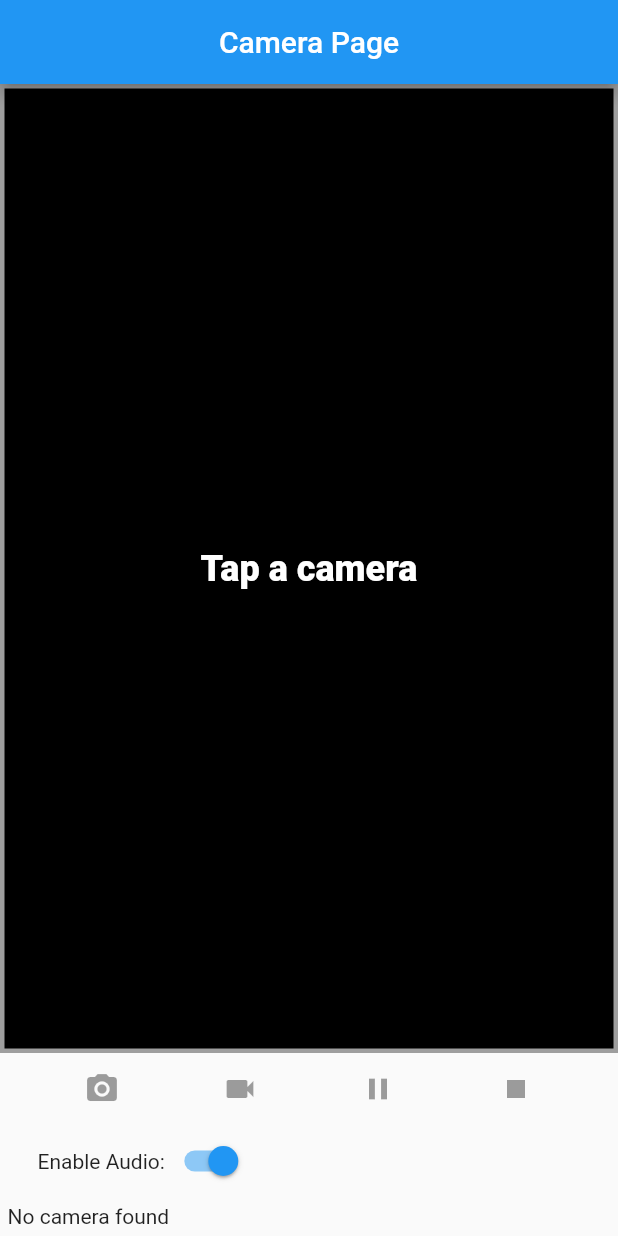
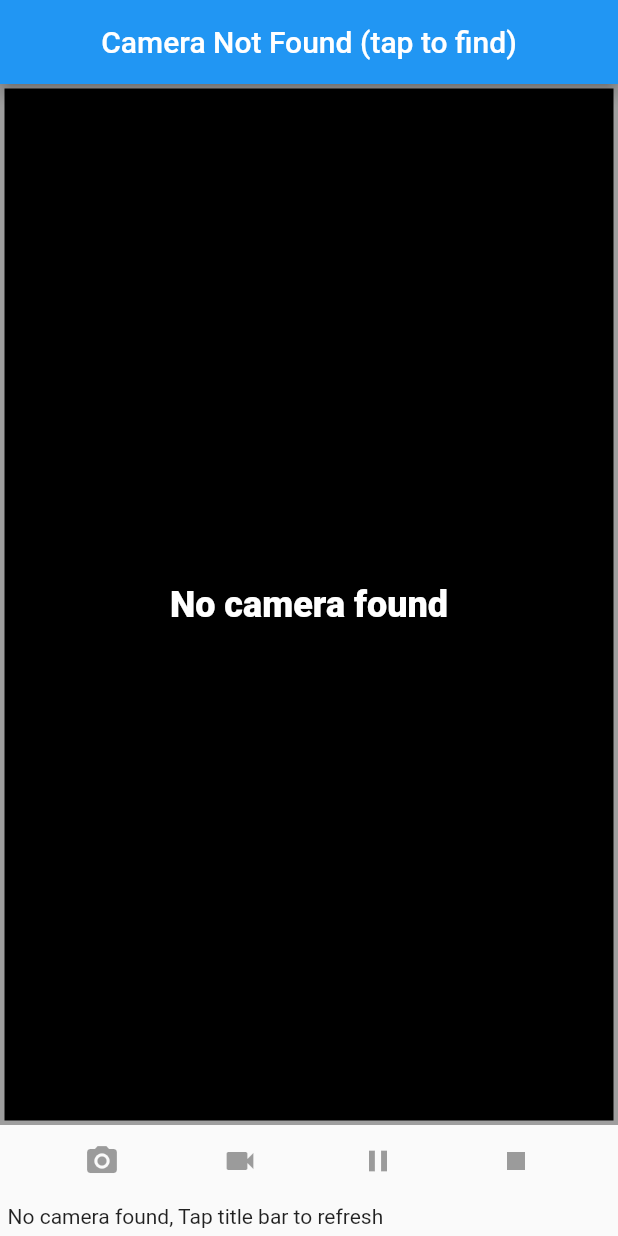
Before and after one commit to ethan-jiang-1/flutterapp2, a Flutter app: the screen it shows after launch, after a tap on an icon or button, on a phone screen of 412 x 824 dp. Run offline on Flutter 3.47's test engine with Material 2 defaults, Android fonts, the phone set to English and light mode, and no system bars; our stand-ins replace camera, flutter_blue, video_player, webview_flutter.

Commit message:
fix camera page problem

```diff
--- a/lib/page_cam0/page_cam0.dart
+++ b/lib/page_cam0/page_cam0.dart
@@ -30,8 +30,28 @@ IconData getCameraLensIcon(CameraLensDirection direction) {
 void logError(String code, String message) =>
     print('Error: $code\nError Message: $message');
 
-class _CameraExampleHomeState extends State<CameraExampleHome>
-    with WidgetsBindingObserver {
+List<CameraDescription> cameras = [];
+
+void initCamera() async {
+    try {
+      WidgetsFlutterBinding.ensureInitialized();
+      cameras = await availableCameras();
+    } on CameraException catch (e) {
+      logError(e.code, e.description);
+    }
+}
+
+class CameraExampleHome extends StatefulWidget {
+  @override
+  _CameraExampleHomeState createState() {
+    initCamera();
+    return _CameraExampleHomeState();
+  }
+}
+
+
+
+class _CameraExampleHomeState extends State<CameraExampleHome> with WidgetsBindingObserver {
   CameraController controller;
   String imagePath;
   String videoPath;
@@ -76,14 +96,12 @@ class _CameraExampleHomeState extends State<CameraExampleHome>
         title: GestureDetector(
           onTap: () {
             print("Tap on tab");
-            Navigator.pop(context);
-            Navigator.pushNamedAndRemoveUntil(context, "/", ModalRoute.withName("/"));
-            //Navigator.pushNamed(context,"/");
-            //Navigator.pop(context);
+            setState(() => {});
           },
           child: Container(
             child:Center(
-              child:Text('Camera Page'),)
+              child: Text((cameras.length == 0) ? 'Camera Not Found (tap to find)': 'Camera Found')
+            )
           )
         ),
       ),
@@ -128,8 +146,8 @@ class _CameraExampleHomeState extends State<CameraExampleHome>
   /// Display the preview from the camera (or a message if the preview is not available).
   Widget _cameraPreviewWidget() {
     if (controller == null || !controller.value.isInitialized) {
-      return const Text(
-        'Tap a camera',
+      return Text(
+        (cameras.length == 0)? 'No camera found': 'select a camera below',
         style: TextStyle(
           color: Colors.white,
           fontSize: 24.0,
@@ -150,8 +168,13 @@ class _CameraExampleHomeState extends State<CameraExampleHome>
       padding: const EdgeInsets.only(left: 25),
       child: Row(
         children: <Widget>[
-          const Text('Enable Audio:'),
-          Switch(
+          Visibility (
+            visible: (cameras.length == 0)? false: true,
+            child:Text('Enable Audio:'),
+          ),
+          Visibility(
+            visible: (cameras.length == 0)? false: true,
+            child:  Switch(
               value: enableAudio,
               onChanged: (bool value) {
                 enableAudio = value;
@@ -159,6 +182,7 @@ class _CameraExampleHomeState extends State<CameraExampleHome>
                   onNewCameraSelected(controller.description);
                 }
               },
+            )
           ),
         ],
       ),
@@ -254,7 +278,7 @@ class _CameraExampleHomeState extends State<CameraExampleHome>
     final List<Widget> toggles = <Widget>[];
 
     if (cameras.isEmpty) {
-      return const Text('No camera found');
+      return const Text('No camera found, Tap title bar to refresh');
     } else {
       for (CameraDescription cameraDescription in cameras) {
         toggles.add(
@@ -472,28 +496,10 @@ class _CameraExampleHomeState extends State<CameraExampleHome>
   }
 }
 
-class CameraExampleHome extends StatefulWidget {
-  @override
-  _CameraExampleHomeState createState() {
-    return _CameraExampleHomeState();
-  }
-}
-
-List<CameraDescription> cameras = [];
-
-void initCamera() async {
-      try {
-      WidgetsFlutterBinding.ensureInitialized();
-      cameras = await availableCameras();
-    } on CameraException catch (e) {
-      logError(e.code, e.description);
-    }
-}
 
 class PageCamera0 extends StatelessWidget {
   @override
   Widget build(BuildContext context) {
-    initCamera();
     return MaterialApp(
       home: CameraExampleHome(),
     );
```
Lines whose indentation alone changed are shown as unchanged.
